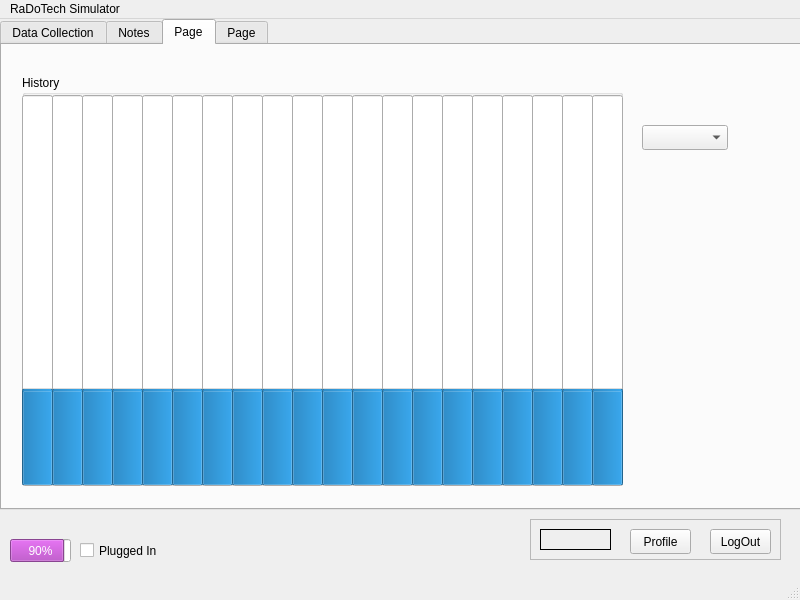
Before: the Qt Designer form mainwindow.ui in Matt-desousa/COMP3004-FinalProject, drawn with Qt 5.
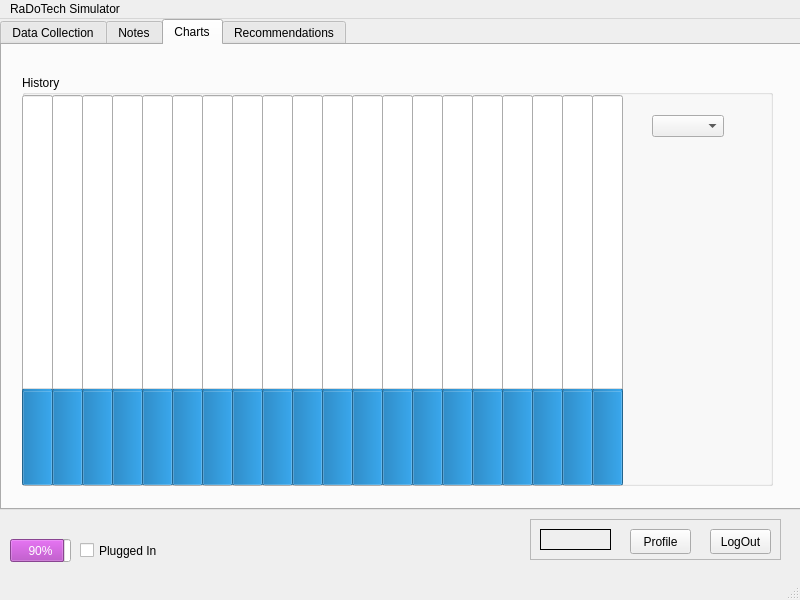
After: the same form once the commit is applied. The open tabs and pages were chosen to show the change.

The edit to the form file:
```diff
--- a/mainwindow.ui
+++ b/mainwindow.ui
@@ -1036,27 +1036,14 @@
     </widget>
     <widget class="QWidget" name="HistoryTab">
      <attribute name="title">
-      <string>Page</string>
+      <string>Charts</string>
      </attribute>
-     <widget class="QComboBox" name="comboBox">
-      <property name="geometry">
-       <rect>
-        <x>640</x>
-        <y>80</y>
-        <width>86</width>
-        <height>25</height>
-       </rect>
-      </property>
-      <property name="editable">
-       <bool>false</bool>
-      </property>
-     </widget>
      <widget class="QGroupBox" name="HistoryChart">
       <property name="geometry">
        <rect>
         <x>20</x>
         <y>30</y>
-        <width>601</width>
+        <width>751</width>
         <height>411</height>
        </rect>
       </property>
@@ -1383,11 +1370,27 @@
         <enum>Qt::Vertical</enum>
        </property>
       </widget>
+      <widget class="QComboBox" name="ChartSelection">
+       <property name="geometry">
+        <rect>
+         <x>630</x>
+         <y>40</y>
+         <width>101</width>
+         <height>25</height>
+        </rect>
+       </property>
+       <property name="editable">
+        <bool>false</bool>
+       </property>
+       <property name="sizeAdjustPolicy">
+        <enum>QComboBox::AdjustToContents</enum>
+       </property>
+      </widget>
      </widget>
     </widget>
     <widget class="QWidget" name="tab_5">
      <attribute name="title">
-      <string>Page</string>
+      <string>Recommendations</string>
      </attribute>
      <widget class="QLabel" name="label_26">
       <property name="geometry">
```
Left out of the diff: 11 changed lines with no effect on the pictures.
